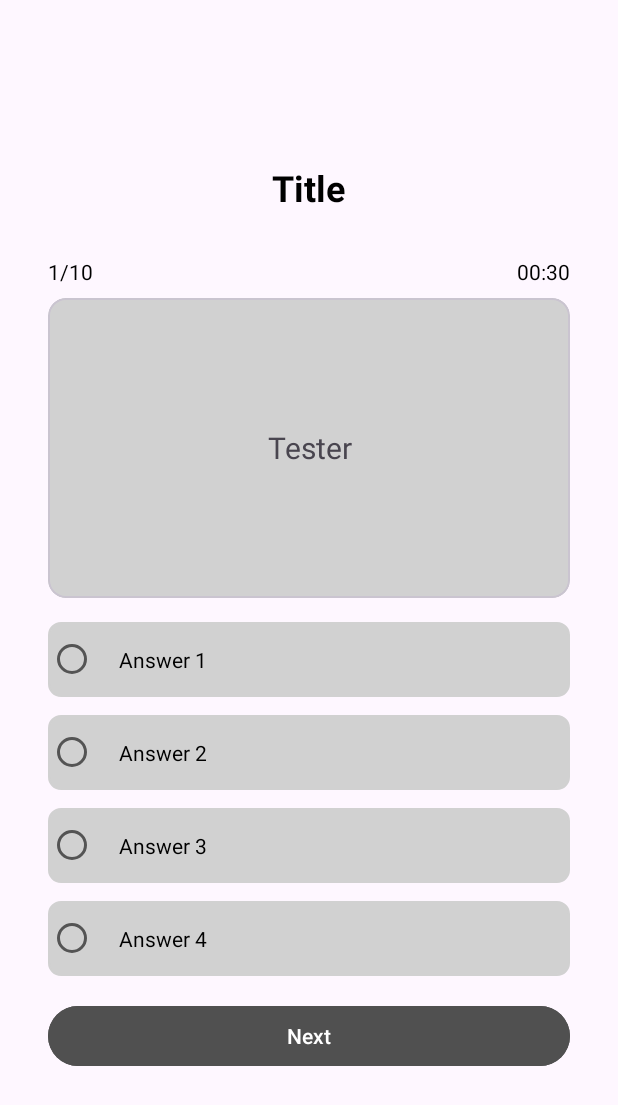
After one commit to AdrianL1123/QuizCaseStudy_dydrian, an Android app: the layout fragment_take_quiz.xml on its own in the app's theme, with its tools: preview values and no code run, on a phone screen of 412 x 824 dp. The commit adds this screen. Shown: the top 1105 px of the screen. Run offline under Robolectric (Android 15) with nearby library versions, the phone set to English and light mode, and no system bars.

Commit message:
student join quiz and answer quiz + some minor ui changes

```diff
--- a/app/src/main/java/com/dydrian/quizCaseStudy/ui/teacher/adapter/QuizAdapter.kt
+++ b/app/src/main/java/com/dydrian/quizCaseStudy/ui/teacher/adapter/QuizAdapter.kt
@@ -38,6 +38,7 @@ class QuizAdapter(
         private var binding: ItemQuizLayoutBinding
     ) : RecyclerView.ViewHolder(binding.root) {
         fun bind(quiz: Quiz) {
+            binding.tvQuizId.text = "Quiz ID: ${quiz.id}"
             binding.tvTitle.text = quiz.title.uppercase()
             binding.tvTimePerQuestion.text =
                 "Timer per question: ${quiz.timePerQuestion} seconds"
--- a/app/src/main/java/com/dydrian/quizCaseStudy/ui/teacher/details/DetailsFragment.kt
+++ b/app/src/main/java/com/dydrian/quizCaseStudy/ui/teacher/details/DetailsFragment.kt
@@ -1,4 +1,4 @@
-               package com.dydrian.quizCaseStudy.ui.teacher.details
+package com.dydrian.quizCaseStudy.ui.teacher.details
 
 import android.os.Bundle
 import android.view.LayoutInflater
@@ -37,6 +37,7 @@ class DetailsFragment : BaseFragment() {
         lifecycleScope.launch {
             viewModel.quiz.collect { quiz ->
                 quiz?.let {
+                    binding.tvQuizId.text = quiz.id
                     binding.tvTitle.text = quiz.title.uppercase()
                     binding.tvTimePerQuestion.text =
                         "Timer per question: ${quiz.timePerQuestion} seconds"
--- /dev/null
+++ b/app/src/main/res/drawable/answer_option_background.xml
@@ -0,0 +1,11 @@
+<?xml version="1.0" encoding="utf-8"?>
+<selector xmlns:android="http://schemas.android.com/apk/res/android">
+    <item android:drawable="@drawable/answer_selected_background" android:state_checked="true" />
+    <item>
+        <shape android:shape="rectangle">
+            <solid android:color="@color/lightGray" />
+            <stroke android:width="1dp" android:color="@color/lightGray" />
+            <corners android:radius="8dp" />
+        </shape>
+    </item>
+</selector>
--- /dev/null
+++ b/app/src/main/res/drawable/answer_selected_background.xml
@@ -0,0 +1,9 @@
+<?xml version="1.0" encoding="utf-8"?>
+<shape xmlns:android="http://schemas.android.com/apk/res/android"
+    android:shape="rectangle">
+    <solid android:color="@color/lightGray"/>
+    <stroke
+        android:width="2dp"
+        android:color="@color/gray" />
+    <corners android:radius="8dp" />
+</shape>
--- a/app/src/main/res/layout/fragment_profile.xml
+++ b/app/src/main/res/layout/fragment_profile.xml
@@ -59,7 +59,7 @@
             android:layout_height="wrap_content"
             android:layout_gravity="center"
             android:layout_marginBottom="100dp"
-            android:backgroundTint="@color/error"
+            android:backgroundTint="@color/darkGray"
             android:text="Logout"
             android:textSize="21sp"
             app:cornerRadius="6dp" />
--- /dev/null
+++ b/app/src/main/res/layout/fragment_take_quiz.xml
@@ -0,0 +1,114 @@
+<?xml version="1.0" encoding="utf-8"?>
+<LinearLayout xmlns:android="http://schemas.android.com/apk/res/android"
+    android:layout_width="match_parent"
+    android:layout_height="match_parent"
+    android:layout_marginHorizontal="@dimen/xxl"
+    android:fitsSystemWindows="true"
+    android:gravity="center"
+    android:orientation="vertical">
+
+    <TextView
+        android:id="@+id/tvQuizTitle"
+        android:layout_width="wrap_content"
+        android:layout_height="wrap_content"
+        android:layout_marginBottom="30dp"
+        android:text="Title"
+        android:textColor="#000000"
+        android:textSize="24sp"
+        android:textStyle="bold" />
+
+    <LinearLayout
+        android:layout_width="match_parent"
+        android:layout_height="wrap_content"
+        android:layout_marginBottom="8dp"
+        android:orientation="horizontal">
+
+        <TextView
+            android:id="@+id/tvNumberOfQuestions"
+            android:layout_width="wrap_content"
+            android:layout_height="wrap_content"
+            android:text="1/10"
+            android:textColor="#000000" />
+
+        <View
+            android:layout_width="0dp"
+            android:layout_height="0dp"
+            android:layout_weight="1" />
+
+        <TextView
+            android:id="@+id/tvTimer"
+            android:layout_width="wrap_content"
+            android:layout_height="wrap_content"
+            android:text="00:30"
+            android:textColor="#000000" />
+    </LinearLayout>
+
+    <com.google.android.material.card.MaterialCardView
+        android:layout_width="match_parent"
+        android:layout_height="200dp"
+        android:layout_marginBottom="16dp"
+        android:backgroundTint="@color/lightGray">
+
+        <TextView
+            android:id="@+id/tvQuestions"
+            android:layout_width="match_parent"
+            android:layout_height="match_parent"
+            android:gravity="center"
+            android:text="Tester"
+            android:textSize="20sp" />
+    </com.google.android.material.card.MaterialCardView>
+
+    <RadioGroup
+        android:id="@+id/radioGroup"
+        android:layout_width="match_parent"
+        android:layout_height="wrap_content"
+        android:orientation="vertical">
+
+        <RadioButton
+            android:id="@+id/rbAnswer1"
+            android:layout_width="match_parent"
+            android:layout_height="wrap_content"
+            android:layout_marginBottom="@dimen/s"
+            android:background="@drawable/answer_option_background"
+            android:padding="15dp"
+            android:text="Answer 1"
+            android:theme="@style/RadioButtonStyle" />
+
+        <RadioButton
+            android:id="@+id/rbAnswer2"
+            android:layout_width="match_parent"
+            android:layout_height="wrap_content"
+            android:layout_marginBottom="@dimen/s"
+            android:background="@drawable/answer_option_background"
+            android:padding="15dp"
+            android:text="Answer 2"
+            android:theme="@style/RadioButtonStyle" />
+
+        <RadioButton
+            android:id="@+id/rbAnswer3"
+            android:layout_width="match_parent"
+            android:layout_height="wrap_content"
+            android:layout_marginBottom="@dimen/s"
+            android:background="@drawable/answer_option_background"
+            android:padding="15dp"
+            android:text="Answer 3"
+            android:theme="@style/RadioButtonStyle" />
+
+        <RadioButton
+            android:id="@+id/rbAnswer4"
+            android:layout_width="match_parent"
+            android:layout_height="wrap_content"
+            android:background="@drawable/answer_option_background"
+            android:padding="15dp"
+            android:text="Answer 4"
+            android:theme="@style/RadioButtonStyle" />
+    </RadioGroup>
+
+    <com.google.android.material.button.MaterialButton
+        android:id="@+id/btnNext"
+        android:layout_width="match_parent"
+        android:layout_height="wrap_content"
+        android:layout_marginTop="16dp"
+        android:backgroundTint="@color/darkGray"
+        android:text="Next" />
+</LinearLayout>
--- a/app/src/main/res/layout/profile_alert_dialog.xml
+++ b/app/src/main/res/layout/profile_alert_dialog.xml
@@ -44,7 +44,7 @@
                 android:layout_width="120dp"
                 android:layout_height="wrap_content"
                 android:layout_marginEnd="32dp"
-                android:backgroundTint="@color/lightBlue"
+                android:backgroundTint="@color/lightGray"
                 android:text="Cancel"
                 android:textStyle="bold"
                 app:cornerRadius="5dp" />
@@ -53,7 +53,7 @@
                 android:id="@+id/btnLogout"
                 android:layout_width="120dp"
                 android:layout_height="wrap_content"
-                android:backgroundTint="@color/darkBlue"
+                android:backgroundTint="@color/darkGray"
                 android:text="Yes"
                 android:textStyle="bold"
                 app:cornerRadius="5dp" />
--- a/app/src/main/res/values/strings.xml
+++ b/app/src/main/res/values/strings.xml
@@ -2,4 +2,9 @@
     <string name="app_name">QuizApp</string>
     <!-- TODO: Remove or change this placeholder text -->
     <string name="hello_blank_fragment">Hello blank fragment</string>
+
+    <style name="RadioButtonStyle" parent="Theme.AppCompat.Light">
+        <item name="colorAccent">@color/darkGray</item>
+        <item name="android:textColorPrimary">@color/lightGray</item>
+    </style>
 </resources>
```
Also changed, not shown: app/src/main/java/com/dydrian/quizCaseStudy/ui/student/quizConfirmation/QuizConfirmationFragment.kt (+10 -0 lines), app/src/main/java/com/dydrian/quizCaseStudy/ui/student/takeQuiz/TakeQuizFragment.kt (added, +81 -0 lines), app/src/main/java/com/dydrian/quizCaseStudy/ui/student/takeQuiz/TakeQuizViewModel.kt (added, +77 -0 lines), app/src/main/res/layout/fragment_details.xml (+11 -1 lines), app/src/main/res/layout/item_quiz_layout.xml (+10 -0 lines), app/src/main/res/navigation/nav_graph.xml (+16 -1 lines).
